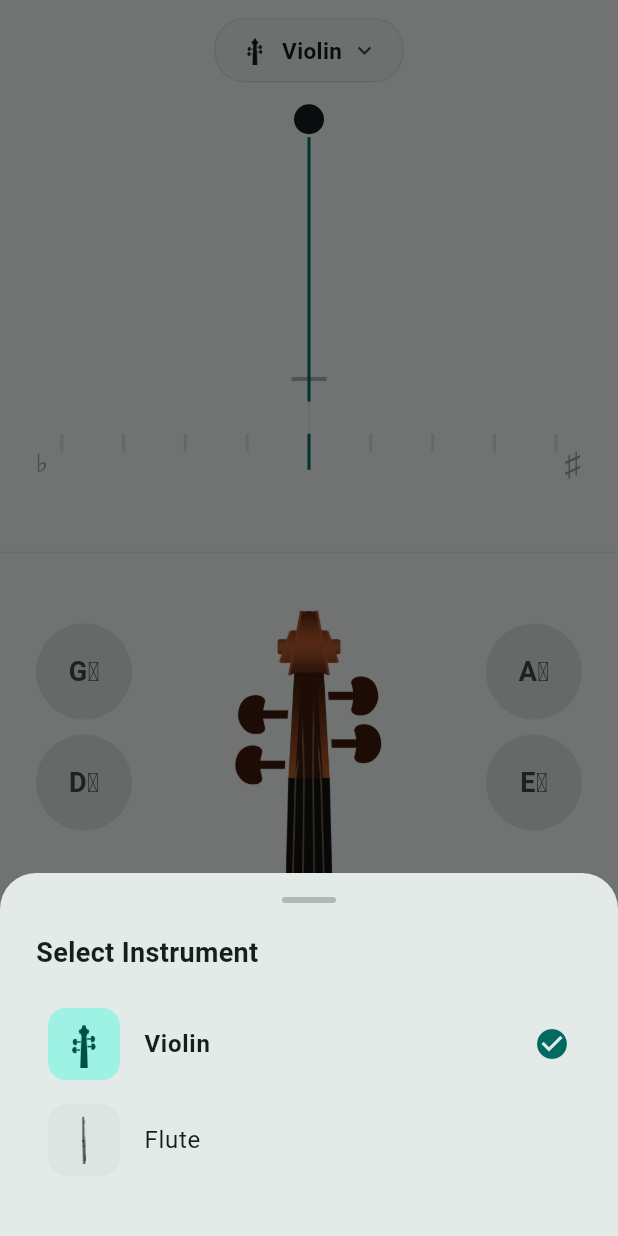
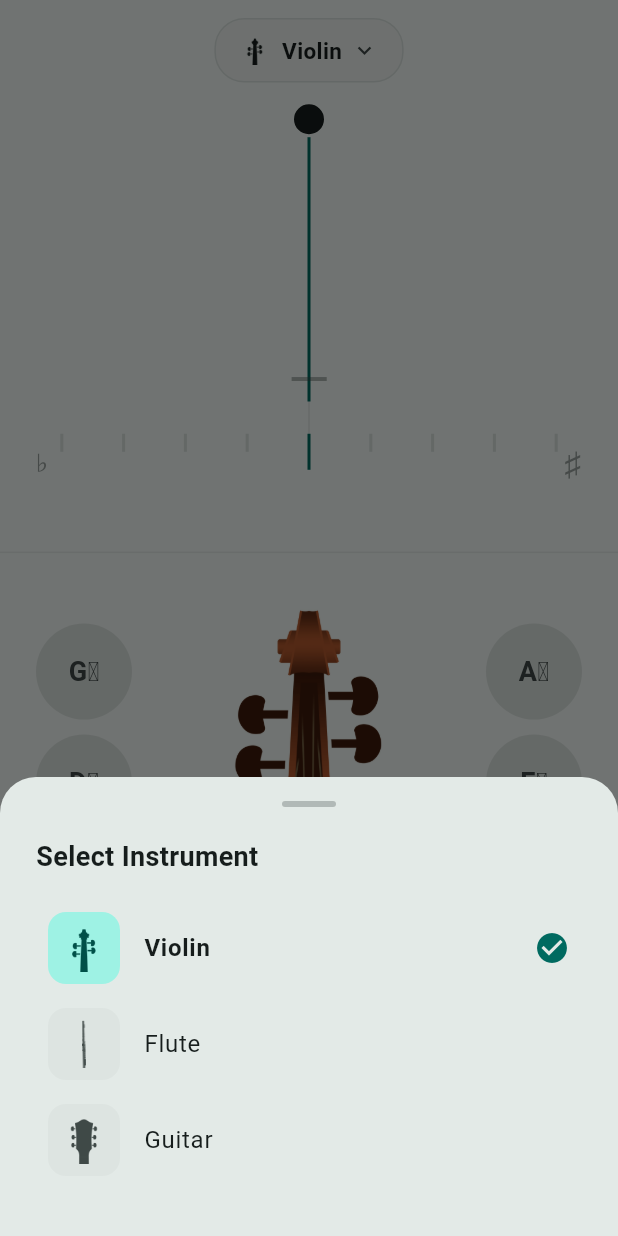
Before and after one commit to NelikKKL/Vilion-tuner, a Flutter app: the screen it shows after launch, after a tap on "Violin", on a phone screen of 412 x 824 dp. Run offline on Flutter 3.47's test engine with Material 3 defaults, Android fonts, the phone set to English and light mode, and no system bars; drawn by our look-alikes of dynamic_color; our stand-ins replace audioplayers, permission_handler, shared_preferences, vibration; missing offline and left inert: record.

Commit message:
Last Sync: 2026-05-17 06:40 (Mobile)

```diff
--- a/lib/screens/tuner_screen.dart
+++ b/lib/screens/tuner_screen.dart
@@ -118,9 +118,10 @@ class _TunerScreenState extends State<TunerScreen>
     final colorScheme = Theme.of(context).colorScheme;
     final strings = instrument.strings;
 
-    // Split strings: left 2, right 2
-    final leftStrings  = strings.length >= 2 ? strings.sublist(0, 2) : strings;
-    final rightStrings = strings.length >= 4 ? strings.sublist(2, 4) : <InstrumentString>[];
+    // Split strings: left half, right half (supports 4 or 6 strings)
+    final half = (strings.length / 2).ceil();
+    final leftStrings  = strings.sublist(0, half);
+    final rightStrings = strings.length > half ? strings.sublist(half) : <InstrumentString>[];
 
     return Scaffold(
       backgroundColor: colorScheme.surface,
--- a/lib/services/instrument_service.dart
+++ b/lib/services/instrument_service.dart
@@ -1,13 +1,14 @@
 import 'package:flutter/foundation.dart';
 import 'package:shared_preferences/shared_preferences.dart';
 
-enum Instrument { violin, flute }
+enum Instrument { violin, flute, guitar }
 
 extension InstrumentExt on Instrument {
   String get displayName {
     switch (this) {
       case Instrument.violin: return 'Violin';
       case Instrument.flute:  return 'Flute';
+      case Instrument.guitar: return 'Guitar';
     }
   }
 
@@ -15,6 +16,7 @@ extension InstrumentExt on Instrument {
     switch (this) {
       case Instrument.violin: return 'assets/images/icon_violin_head.png';
       case Instrument.flute:  return 'assets/images/icon_Flute_head.png';
+      case Instrument.guitar: return 'assets/images/icon_guitar_head.png';
     }
   }
 
@@ -29,12 +31,21 @@ extension InstrumentExt on Instrument {
           InstrumentString(id: 'e5', label: 'E₅', freq: 659.25),
         ];
       case Instrument.flute:
-        // Flute reference notes: C4 middle C, D4, G4, A4 (common tuning refs)
         return const [
           InstrumentString(id: 'c4', label: 'C₄', freq: 261.63),
           InstrumentString(id: 'd4', label: 'D₄', freq: 293.66),
           InstrumentString(id: 'g4', label: 'G₄', freq: 392.00),
           InstrumentString(id: 'a4', label: 'A₄', freq: 440.00),
+        ];
+      case Instrument.guitar:
+        // Standard guitar tuning: E2 A2 D3 G3 B3 E4 (all 6 strings)
+        return const [
+          InstrumentString(id: 'e2', label: 'E₂', freq: 82.41),
+          InstrumentString(id: 'a2', label: 'A₂', freq: 110.00),
+          InstrumentString(id: 'd3', label: 'D₃', freq: 146.83),
+          InstrumentString(id: 'g3', label: 'G₃', freq: 196.00),
+          InstrumentString(id: 'b3', label: 'B₃', freq: 246.94),
+          InstrumentString(id: 'e4', label: 'E₄', freq: 329.63),
         ];
     }
   }
```
Also changed, not shown: assets/images/icon_guitar_head.png (added).
